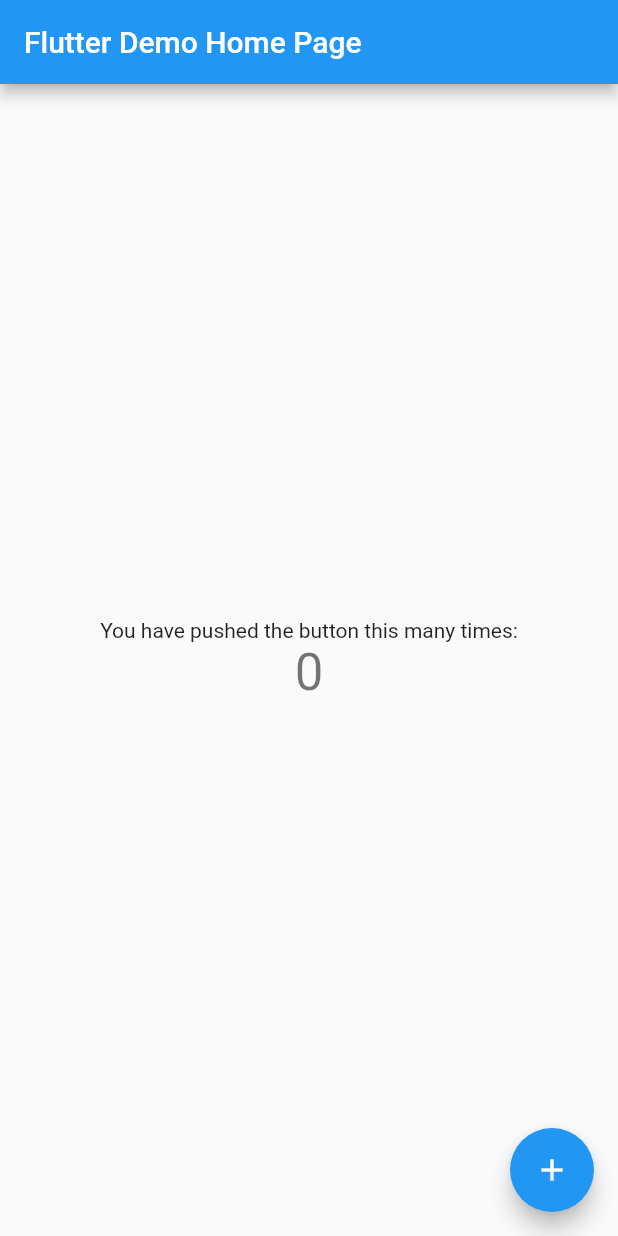
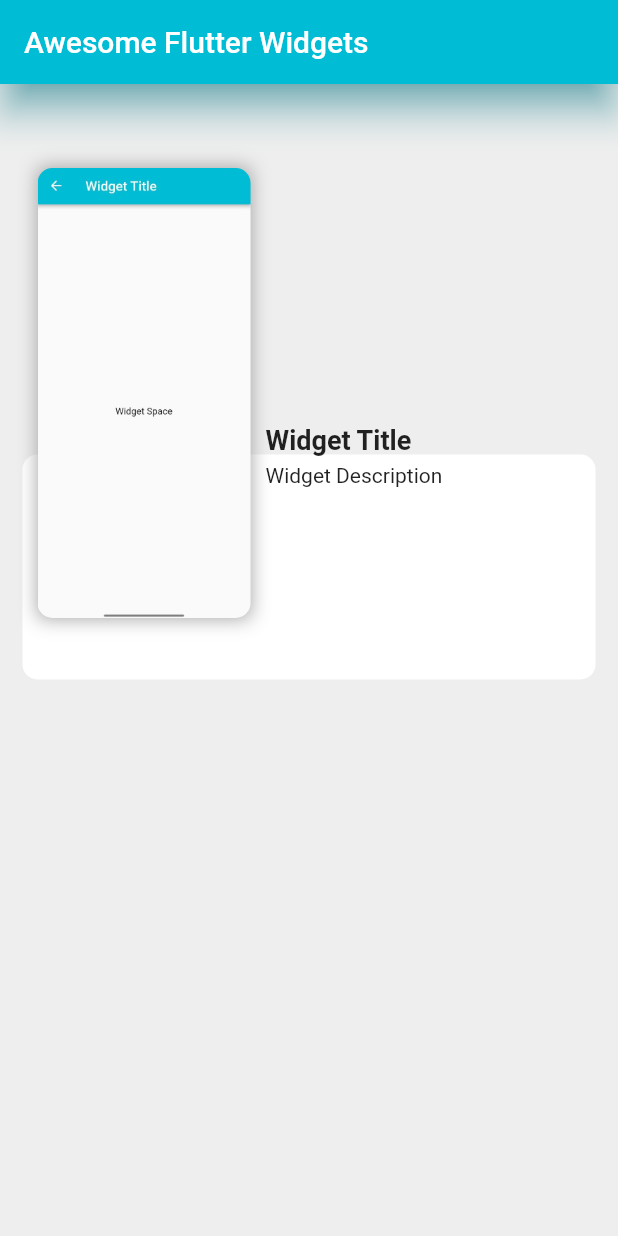
Before and after one commit to BolisettySujith/Awesome-Flutter-Widgets, a Flutter app: the screen it shows after launch, on a phone screen of 412 x 824 dp. Run offline on Flutter 3.47's test engine with Material 2 defaults, Android fonts, the phone set to English and light mode, and no system bars.

Commit message:
Added App Templete

```diff
--- /dev/null
+++ b/lib/Components/all_widgets.dart
@@ -0,0 +1 @@
+export 'wid1.dart';
--- /dev/null
+++ b/lib/Components/wid1.dart
@@ -0,0 +1,22 @@
+import 'package:flutter/material.dart';
+import '../Model/widget_details.dart';
+
+class Widget1 extends StatelessWidget {
+  const Widget1({Key? key}) : super(key: key);
+
+  @override
+  Widget build(BuildContext context) {
+    final args = ModalRoute.of(context)!.settings.arguments as WidgetDetailsModel;
+
+    return Scaffold(
+      appBar: AppBar(
+          title:Text(args.title),
+        backgroundColor: Colors.cyan,
+      ),
+      primary: true,
+      body: const Center(
+        child: Text("Widget Space"),
+      ),
+    );
+  }
+}
--- /dev/null
+++ b/lib/Model/widget_details.dart
@@ -0,0 +1,8 @@
+class WidgetDetailsModel{
+  String title;
+  String description;
+  String img;
+  String routeName;
+
+  WidgetDetailsModel(this.title, this.description, this.img, this.routeName);
+}
--- /dev/null
+++ b/lib/Navigation/navigation.dart
@@ -0,0 +1,12 @@
+import 'package:flutter/material.dart';
+import '../Components/all_widgets.dart';
+import '../Screens/home_screen.dart';
+import '../Screens/splash_screen.dart';
+
+class Navigate{
+  static Map<String, Widget Function(BuildContext)> routes =   {
+    '/' : (context) => const HomeScreen(),
+    '/initial-screen' : (context) => const SplashScreen(),
+    '/wid1' : (context) => const Widget1(),
+  };
+}
--- /dev/null
+++ b/lib/Screens/home_screen.dart
@@ -0,0 +1,47 @@
+import 'package:flutter/material.dart';
+import '../Utils/widget_thumbnail.dart';
+import '../Utils/widgets_data.dart';
+
+class HomeScreen extends StatefulWidget {
+  const HomeScreen({Key? key}) : super(key: key);
+
+  @override
+  State<HomeScreen> createState() => _HomeScreenState();
+}
+
+class _HomeScreenState extends State<HomeScreen> {
+  @override
+  Widget build(BuildContext context) {
+    return Scaffold(
+        appBar: AppBar(
+          title: const Text("Awesome Flutter Widgets",style: TextStyle(color: Colors.white),),
+          automaticallyImplyLeading: false,
+          elevation: 10,
+          shadowColor: Colors.cyan,
+          backgroundColor: Colors.cyan,
+        ),
+        primary: true,
+        body: Container(
+          color: Colors.grey.shade200,
+          child: Column(
+            children: [
+              widgetsList.isNotEmpty ? Flexible(
+                  child:Padding(
+                    padding: const EdgeInsets.all(10),
+                    child: GridView.builder(
+                      itemCount: widgetsList.length,
+                      gridDelegate: const SliverGridDelegateWithFixedCrossAxisCount(
+                          crossAxisCount: 1
+                      ),
+                      itemBuilder: (context,index){
+                        return FeatureThumbnail(fd: widgetsList[index], count: index,);
+                      },
+                    ),
+                  )
+              ):const Center(child: Text("No Widgets Available"),),
+            ],
+          ),
+        ),
+    );
+  }
+}
--- /dev/null
+++ b/lib/Utils/widget_thumbnail.dart
@@ -0,0 +1,112 @@
+import 'package:flutter/material.dart';
+import '../Model/widget_details.dart';
+
+
+class FeatureThumbnail extends StatelessWidget {
+  final WidgetDetailsModel fd;
+  final int count;
+  const FeatureThumbnail({Key? key, required this.fd, required this.count}) : super(key: key);
+
+  @override
+  Widget build(BuildContext context) {
+    return GestureDetector(
+      onTap: (){
+        Navigator.pushNamed(
+          context,
+          fd.routeName,
+          arguments: fd,
+        );
+        // Navigator.of(context).push(MaterialPageRoute(builder: (BuildContext context) => fd.widgName));
+      },
+      child: Container(
+        padding: const EdgeInsets.all(5),
+        child: Container(
+          padding: const EdgeInsets.all(0),
+          decoration: BoxDecoration(
+              borderRadius: BorderRadius.circular(10),
+              color: Colors.transparent,
+          ),
+          child: Stack(
+            children: [
+
+              Column(
+                mainAxisAlignment: MainAxisAlignment.end,
+                children: [
+                  Container(
+                    height: 150,
+                    width: 500,
+                    padding: const EdgeInsets.all(15),
+                    decoration: BoxDecoration(
+                      borderRadius: BorderRadius.circular(10),
+                      color: Colors.white,
+                    ),
+                  ),
+                ],
+              ),
+              Container(
+                margin: const EdgeInsets.symmetric(horizontal: 10, vertical: 15),
+                child: Row(
+                  crossAxisAlignment: CrossAxisAlignment.center,
+                  children: [
+                    Container(
+                      height: 300,
+                      decoration: const BoxDecoration(
+                        boxShadow: [
+                          BoxShadow(
+                            blurRadius: 10.0,
+                            color: Colors.grey
+                          ),
+                        ],
+                      ),
+                      child: ClipRRect(
+                        borderRadius: BorderRadius.circular(10),
+                        child: Image.asset(fd.img, fit: BoxFit.fitHeight,),
+                      ),
+                    ),
+                    const SizedBox(width: 10,),
+                    Column(
+                      mainAxisAlignment: MainAxisAlignment.end,
+                      children: [
+                        SizedBox(
+                          // color: Colors.red,
+                          height: 155,
+                          width: 133,
+                          child: Column(
+                            crossAxisAlignment: CrossAxisAlignment.start,
+                            children: [
+                              SingleChildScrollView(
+                                scrollDirection: Axis.horizontal,
+                                child: Row(
+                                  children: [
+                                    Text(fd.title,
+                                      style: const TextStyle(
+                                          fontSize: 18,
+                                          fontWeight: FontWeight.bold
+                                      ),
+                                    ),
+                                  ],
+                                ),
+                              ),
+                              const SizedBox(height: 5,),
+                              Text(
+                                fd.description,
+                                overflow: TextOverflow.ellipsis,
+                                maxLines: 7,
+                                softWrap: true,
+                                textAlign: TextAlign.justify,
+                              )
+                            ],
+                          ),
+                        ),
+                      ],
+                    ),
+                  ],
+                ),
+              ),
+            ],
+          ),
+        ),
+      ),
+    );
+  }
+}
--- /dev/null
+++ b/lib/Utils/widgets_data.dart
@@ -0,0 +1,10 @@
+import '../Model/widget_details.dart';
+
+WidgetDetailsModel wid1 = WidgetDetailsModel(
+    "Widget Title",
+    "Widget Description",
+    "assets/images/wid1_demo.jpg",
+    "/wid1"
+);
+
+List<WidgetDetailsModel> widgetsList = [wid1];
--- a/lib/main.dart
+++ b/lib/main.dart
@@ -1,4 +1,5 @@
 import 'package:flutter/material.dart';
+import 'Navigation/navigation.dart';
 
 void main() {
   runApp(const MyApp());
@@ -7,109 +8,15 @@
 class MyApp extends StatelessWidget {
   const MyApp({super.key});
 
-  // This widget is the root of your application.
   @override
   Widget build(BuildContext context) {
     return MaterialApp(
-      title: 'Flutter Demo',
+      debugShowCheckedModeBanner: false,
+      initialRoute: '/initial-screen',
+      routes: Navigate.routes,
       theme: ThemeData(
-        // This is the theme of your application.
-        //
-        // Try running your application with "flutter run". You'll see the
-        // application has a blue toolbar. Then, without quitting the app, try
-        // changing the primarySwatch below to Colors.green and then invoke
-        // "hot reload" (press "r" in the console where you ran "flutter run",
-        // or simply save your changes to "hot reload" in a Flutter IDE).
-        // Notice that the counter didn't reset back to zero; the application
-        // is not restarted.
-        primarySwatch: Colors.blue,
+        primarySwatch: Colors.cyan,
       ),
-      home: const MyHomePage(title: 'Flutter Demo Home Page'),
     );
   }
 }
-
-class MyHomePage extends StatefulWidget {
-  const MyHomePage({super.key, required this.title});
-
-  // This widget is the home page of your application. It is stateful, meaning
-  // that it has a State object (defined below) that contains fields that affect
-  // how it looks.
-
-  // This class is the configuration for the state. It holds the values (in this
-  // case the title) provided by the parent (in this case the App widget) and
-  // used by the build method of the State. Fields in a Widget subclass are
-  // always marked "final".
-
-  final String title;
-
-  @override
-  State<MyHomePage> createState() => _MyHomePageState();
-}
-
-class _MyHomePageState extends State<MyHomePage> {
-  int _counter = 0;
-
-  void _incrementCounter() {
-    setState(() {
-      // This call to setState tells the Flutter framework that something has
-      // changed in this State, which causes it to rerun the build method below
-      // so that the display can reflect the updated values. If we changed
-      // _counter without calling setState(), then the build method would not be
-      // called again, and so nothing would appear to happen.
-      _counter++;
-    });
-  }
-
-  @override
-  Widget build(BuildContext context) {
-    // This method is rerun every time setState is called, for instance as done
-    // by the _incrementCounter method above.
-    //
-    // The Flutter framework has been optimized to make rerunning build methods
-    // fast, so that you can just rebuild anything that needs updating rather
-    // than having to individually change instances of widgets.
-    return Scaffold(
-      appBar: AppBar(
-        // Here we take the value from the MyHomePage object that was created by
-        // the App.build method, and use it to set our appbar title.
-        title: Text(widget.title),
-      ),
-      body: Center(
-        // Center is a layout widget. It takes a single child and positions it
-        // in the middle of the parent.
-        child: Column(
-          // Column is also a layout widget. It takes a list of children and
-          // arranges them vertically. By default, it sizes itself to fit its
-          // children horizontally, and tries to be as tall as its parent.
-          //
-          // Invoke "debug painting" (press "p" in the console, choose the
-          // "Toggle Debug Paint" action from the Flutter Inspector in Android
-          // Studio, or the "Toggle Debug Paint" command in Visual Studio Code)
-          // to see the wireframe for each widget.
-          //
-          // Column has various properties to control how it sizes itself and
-          // how it positions its children. Here we use mainAxisAlignment to
-          // center the children vertically; the main axis here is the vertical
-          // axis because Columns are vertical (the cross axis would be
-          // horizontal).
-          mainAxisAlignment: MainAxisAlignment.center,
-          children: <Widget>[
-            const Text(
-              'You have pushed the button this many times:',
-            ),
-            Text(
-              '$_counter',
-              style: Theme.of(context).textTheme.headline4,
-            ),
-          ],
-        ),
-      ),
-      floatingActionButton: FloatingActionButton(
-        onPressed: _incrementCounter,
-        tooltip: 'Increment',
-        child: const Icon(Icons.add),
-      ), // This trailing comma makes auto-formatting nicer for build methods.
-    );
-  }
-}
--- a/pubspec.yaml
+++ b/pubspec.yaml
@@ -63,7 +63,8 @@
   # assets:
   #   - images/a_dot_burr.jpeg
   #   - images/a_dot_ham.jpeg
-
+  assets:
+    - assets/images/
   # An image asset can refer to one or more resolution-specific "variants", see
   # https://flutter.dev/assets-and-images/#resolution-aware
 
```
Also changed, not shown: lib/Screens/splash_screen.dart (added, +66 -0 lines), assets/images/wid1_demo.jpg (added).
